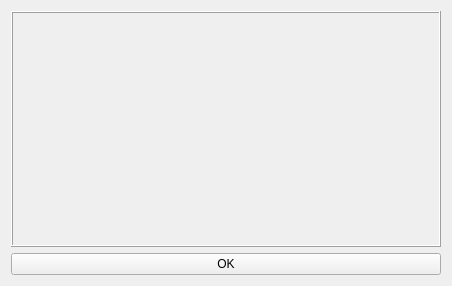
Qt form gui/show_capture.ui (louis845/COMP2012H_Project) before a commit.
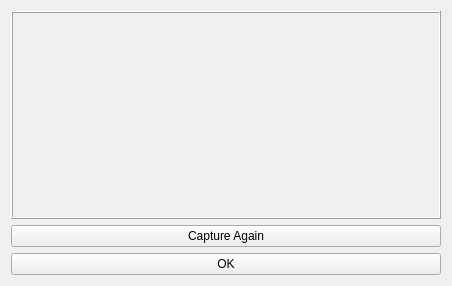
The same form after that commit.

What changed in the file:
```diff
--- a/gui/show_capture.ui
+++ b/gui/show_capture.ui
@@ -27,6 +27,13 @@
      </property>
     </widget>
    </item>
+   <item>
+    <widget class="QPushButton" name="again">
+     <property name="text">
+      <string>Capture Again</string>
+     </property>
+    </widget>
+   </item>
    <item>
     <widget class="QPushButton" name="ok">
      <property name="text">
```
